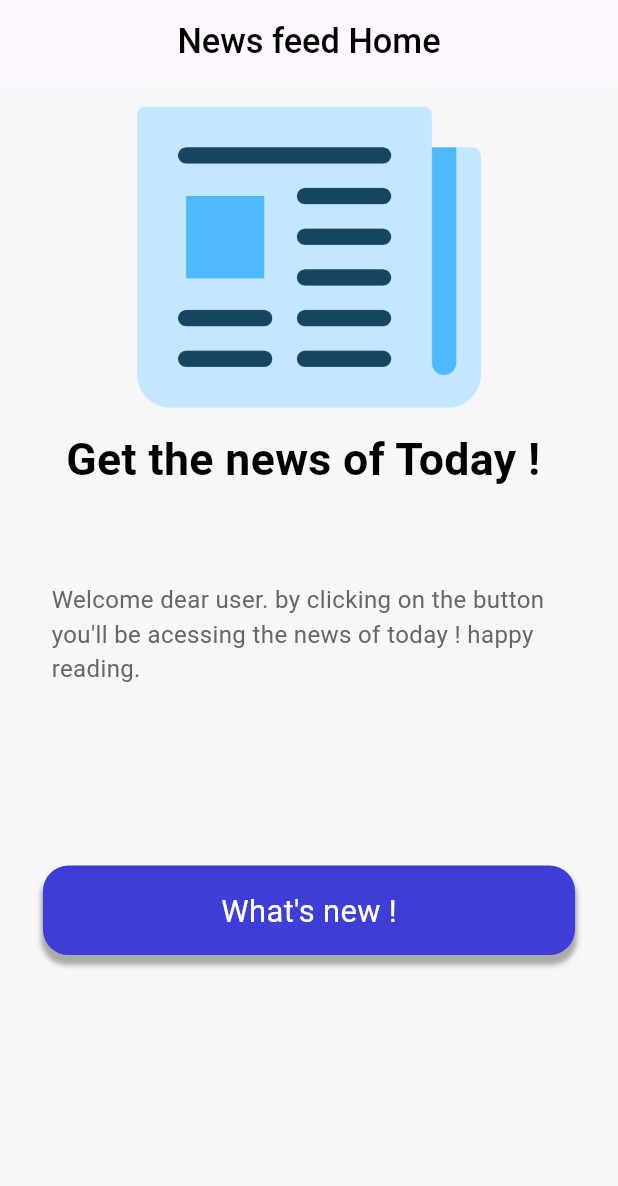
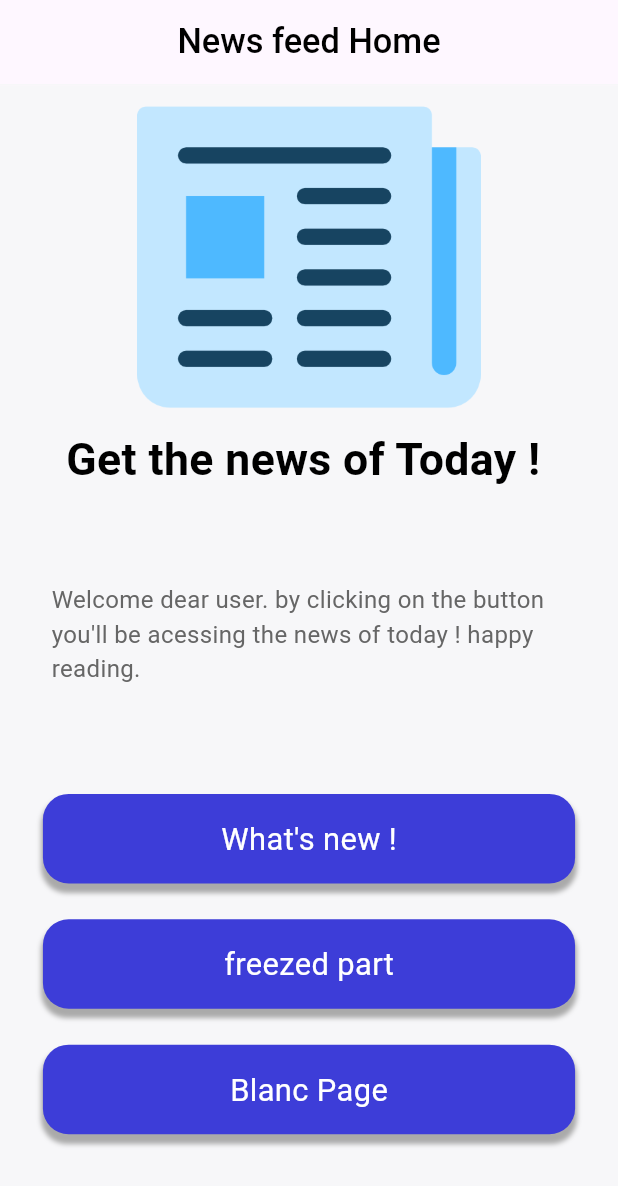
Before and after one commit to anes05/fake-api, a Flutter app: the screen it shows after launch, on a phone screen of 412 x 824 dp. Shown: the top 1186 px of the screen. Run offline on Flutter 3.47's test engine with Material 3 defaults, Android fonts, the phone set to English and light mode, and no system bars; our stand-ins replace auto_route, bloc, equatable, flutter_bloc, flutter_screenutil, fluttertoast and 1 more.

Commit message:
auto route done + bloc + freezed

```diff
--- a/lib/common_widgets/cummon_widgets.dart
+++ b/lib/common_widgets/cummon_widgets.dart
@@ -57,7 +57,7 @@ Widget pageBody(BuildContext context,String imagePath, String title,String subTi
       GestureDetector(
         onTap:func,
         child: Container(
-          margin: EdgeInsets.only(top:100.h,  left: 25.w, right: 25.w),
+          margin: EdgeInsets.only(top:60.h,  left: 25.w, right: 25.w),
           width: 325.w,
           height: 50.h,
           decoration: BoxDecoration(
--- a/lib/freezedPages/homePage/homePage.dart
+++ /dev/null
@@ -1,46 +0,0 @@
-import 'package:fake_api/common_widgets/appColors.dart';
-import 'package:fake_api/common_widgets/cummon_widgets.dart';
-import 'package:fake_api/freezedPages/newsPage/newsPage.dart';
-import 'package:fake_api/repo/newsRepo.dart';
-import 'package:flutter/cupertino.dart';
-import 'package:flutter/material.dart';
-import 'package:flutter_bloc/flutter_bloc.dart';
-import 'package:flutter_screenutil/flutter_screenutil.dart';
-
-class HomePage extends StatefulWidget {
-  const HomePage({super.key});
-
-  @override
-  State<HomePage> createState() => _HomePageState();
-}
-
-class _HomePageState extends State<HomePage> {
-  @override
-  Widget build(BuildContext context) {
-    return Container(
-      color: AppColors.primarySecondaryBackground,
-      child: Scaffold(
-        backgroundColor: AppColors.primarySecondaryBackground,
-        appBar: buildAppBar("News feed Home"),
-        body: pageBody(
-            context,
-            "assets/images/news.png",
-            "Get the news of Today ! ",
-            "Welcome dear user. by clicking on the button you'll be acessing the news of today ! happy reading.",
-            "What's new !",
-            (){
-              Navigator.of(context).push(
-                MaterialPageRoute(
-                  builder: (context) => RepositoryProvider(
-                    create: (context) => NewsRepository(),
-                    child: const NewsPage(),
-                  ),
-                ),
-              );
-            }
-
-        ),
-      ),
-    );
-  }
-}
--- a/lib/main.dart
+++ b/lib/main.dart
@@ -1,22 +1,48 @@
-import 'package:fake_api/freezedPages/homePage/homePage.dart';
-import 'package:fake_api/freezedPages/newsPage/newsPage.dart';
+/*import 'package:fake_api/freezedPages/homePage/homePage.dart';
+import 'package:fake_api/freezedPages/newsPage/newsPage.dart';*/
+import 'package:fake_api/pages/freezedPages/newsPage/bloc/news_page_bloc.dart';
+import 'package:fake_api/pages/homePage/homePage.dart';
+import 'package:fake_api/pages/newsPage/bloc/newsPage_bloc.dart';
 import 'package:fake_api/repo/newsRepo.dart';
+import 'package:fake_api/routes/app_router.dart';
 import 'package:flutter/material.dart';
 import 'package:flutter_bloc/flutter_bloc.dart';
 import 'package:flutter_screenutil/flutter_screenutil.dart';
 
 void main() {
-  runApp(const MyApp());
+  runApp(
+    MultiRepositoryProvider(
+      providers: [
+        RepositoryProvider<NewsRepository>(
+          create: (context) => NewsRepository(),
+        ),
+      ],
+      child: MultiBlocProvider(
+        providers: [
+          BlocProvider<NewsPageBloc>(
+            create: (context) => NewsPageBloc(
+              newsRepository: RepositoryProvider.of<NewsRepository>(context),
+            ),
+          ),
+          BlocProvider(create: (context)=> NewsBloc(RepositoryProvider.of<NewsRepository>(context))),
+        ],
+        child: MyApp(),
+      ),
+    ),
+  );
 }
 
 class MyApp extends StatelessWidget {
+
+
   const MyApp({super.key});
 
   // This widget is the root of your application.
   @override
   Widget build(BuildContext context) {
+    AppRouter appRouter= AppRouter();
     return ScreenUtilInit(
-      builder: (context, child) => MaterialApp(
+      builder: (context, child) => MaterialApp.router(
         debugShowCheckedModeBanner: false,
         title: 'Flutter Demo',
         theme: ThemeData(
@@ -26,9 +52,9 @@ class MyApp extends StatelessWidget {
           useMaterial3: true,
         ),
         //home: const MyHomePage(title: 'Fake News Home Page'),
-        home: const HomePage(),
-        routes: {"newsPage": (context) => const NewsPage()},
-      ),
+          routerConfig: appRouter.config(),
+      )
+        /*routes: {"newsPage": (context) => const NewsPage()},*/
     );
   }
 }
--- a/lib/pages/blancPage/blancPage.dart
+++ b/lib/pages/blancPage/blancPage.dart
@@ -1,7 +1,8 @@
+import 'package:auto_route/auto_route.dart';
 import 'package:fake_api/common_widgets/cummon_widgets.dart';
 import 'package:flutter/cupertino.dart';
 import 'package:flutter/material.dart';
-
+@RoutePage()
 class BlancPage extends StatelessWidget {
   const BlancPage({super.key});
 
@@ -9,7 +10,7 @@ class BlancPage extends StatelessWidget {
   Widget build(BuildContext context) {
     return Scaffold(
       appBar: buildAppBar("Blanc page"),
-      body: Text(
+      body: const Text(
         "this is a blanc page"
       )
 
--- a/lib/pages/homePage/homePage.dart
+++ b/lib/pages/homePage/homePage.dart
@@ -1,12 +1,17 @@
+import 'package:auto_route/auto_route.dart';
 import 'package:fake_api/common_widgets/appColors.dart';
 import 'package:fake_api/common_widgets/cummon_widgets.dart';
+import 'package:fake_api/pages/blancPage/blancPage.dart';
+import 'package:fake_api/pages/freezedPages/newsPage/newsPage.dart';
 import 'package:fake_api/pages/newsPage/newsPage.dart';
 import 'package:fake_api/repo/newsRepo.dart';
+import 'package:fake_api/routes/app_router.dart';
+import 'package:fake_api/routes/app_router.gr.dart';
 import 'package:flutter/cupertino.dart';
 import 'package:flutter/material.dart';
 import 'package:flutter_bloc/flutter_bloc.dart';
 import 'package:flutter_screenutil/flutter_screenutil.dart';
-
+@RoutePage()
 class HomePage extends StatefulWidget {
   const HomePage({super.key});
 
@@ -22,23 +27,103 @@ class _HomePageState extends State<HomePage> {
       child: Scaffold(
         backgroundColor: AppColors.primarySecondaryBackground,
         appBar: buildAppBar("News feed Home"),
-        body: pageBody(
+        body: SingleChildScrollView(
+          child: Column(
+            children: [
+              pageBody(
                   context,
                   "assets/images/news.png",
                   "Get the news of Today ! ",
                   "Welcome dear user. by clicking on the button you'll be acessing the news of today ! happy reading.",
                   "What's new !",
                   (){
-              Navigator.of(context).push(
+                    // Navigator.of(context).push(
+                    //   MaterialPageRoute(
+                    //     builder: (context) => RepositoryProvider(
+                    //       create: (context) => NewsRepository(),
+                    //       child: const NewsPage(),
+                    //     ),
+                    //   ),
+                    // );
+                    AutoRouter.of(context).push(const NewsRoute());
+                  }
+
+              ),
+              SizedBox(
+                child: GestureDetector(
+                  onTap:(){
+/*                    Navigator.of(context).push(
                         MaterialPageRoute(
                           builder: (context) => RepositoryProvider(
                             create: (context) => NewsRepository(),
-                    child: const NewsPage(),
+                            child: const NewsPageFreezed(),
+                          ),
+                        )
+                    );*/
+                  AutoRouter.of(context).push(const NewsRouteFreezed());
+                  },
+                  child: Container(
+                    margin: EdgeInsets.only(top:20.h,  left: 25.w, right: 25.w),
+                    width: 325.w,
+                    height: 50.h,
+                    decoration: BoxDecoration(
+                        color: AppColors.primaryElement,
+                        borderRadius: BorderRadius.all(Radius.circular(15.w)),
+                        boxShadow:const [
+                          BoxShadow(
+                              color: AppColors.primaryThirdElementText,
+                              spreadRadius: 1,
+                              blurRadius: 2,
+                              offset: Offset(0,5)
+                          )
+                        ]
+                    ),
+                    child: Center(
+                      child: Text("freezed part",
+                        style: TextStyle(
+                          color: AppColors.primaryElementText,
+                          fontSize: 18.sp,
+                          fontWeight: FontWeight.normal,
+                        ),),
                     ),
                   ),
-              );
-            }
+                ),
+              ),
+              SizedBox(
+                child: GestureDetector(
+                  onTap:(){
+                    AutoRouter.of(context).push(const BlancRoute());
+                  },
+                  child: Container(
+                    margin: EdgeInsets.only(top:20.h,  left: 25.w, right: 25.w),
+                    width: 325.w,
+                    height: 50.h,
+                    decoration: BoxDecoration(
+                        color: AppColors.primaryElement,
+                        borderRadius: BorderRadius.all(Radius.circular(15.w)),
+                        boxShadow:const [
+                          BoxShadow(
+                              color: AppColors.primaryThirdElementText,
+                              spreadRadius: 1,
+                              blurRadius: 2,
+                              offset: Offset(0,5)
+                          )
+                        ]
+                    ),
+                    child: Center(
+                      child: Text("Blanc Page",
+                        style: TextStyle(
+                          color: AppColors.primaryElementText,
+                          fontSize: 18.sp,
+                          fontWeight: FontWeight.normal,
+                        ),),
+                    ),
+                  ),
+                ),
+              ),
 
+            ],
+          ),
         ),
       ),
     );
--- a/lib/pages/newsPage/newsPage.dart
+++ b/lib/pages/newsPage/newsPage.dart
@@ -1,3 +1,4 @@
+import 'package:auto_route/auto_route.dart';
 import 'package:fake_api/common_widgets/appColors.dart';
 import 'package:fake_api/common_widgets/cummon_widgets.dart';
 import 'package:fake_api/models/newsModel.dart';
@@ -12,6 +13,7 @@ import 'package:flutter_bloc/flutter_bloc.dart';
 import 'package:flutter_screenutil/flutter_screenutil.dart';
 
 //import 'package:fake_api/repo/newsRepo.dart'
+@RoutePage()
 class NewsPage extends StatelessWidget {
   const NewsPage({super.key});
 
--- a/lib/routes/app_router.dart
+++ b/lib/routes/app_router.dart
@@ -1,11 +1,25 @@
 import 'package:auto_route/auto_route.dart';
-part 'app_router.gr.dart';
+import 'package:fake_api/pages/freezedPages/newsPage/bloc/news_page_bloc.dart';
+import 'package:fake_api/pages/homePage/homePage.dart';
+import 'package:fake_api/pages/newsPage/newsPage.dart';
+import 'package:fake_api/repo/newsRepo.dart';
+import 'app_router.gr.dart';
 
 @AutoRouterConfig()
-class AppRouter extends _$AppRouter{
+class AppRouter extends $AppRouter{
   @override
-  List<AutoRoute> get routes => [];
-
-
-
+  List<AutoRoute> get routes => [
+    AutoRoute(page: HomeRoute.page,initial: true),
+    AutoRoute(page: BlancRoute.page),
+    AutoRoute(page: NewsRouteFreezed.page,
+                guards: [NewsPageBlocGuard()]),
+    AutoRoute(page: NewsRoute.page),
+  ];
 }
+class NewsPageBlocGuard extends AutoRouteGuard {
+  @override
+  void onNavigation(NavigationResolver resolver, StackRouter router) {
+    final bloc = NewsPageBloc(newsRepository: NewsRepository());
+    resolver.next(true); // Allow navigation to proceed
+  }
+}
--- a/pubspec.yaml
+++ b/pubspec.yaml
@@ -34,7 +34,6 @@ dependencies:
   http:
   html:
   json_annotation:
-
 
   # The following adds the Cupertino Icons font to your application.
   # Use with the CupertinoIcons class for iOS style icons.
```
Also changed, not shown: lib/pages/freezedPages/newsPage/newsPage.dart (renamed from lib/freezedPages/newsPage/newsPage.dart, +6 -25 lines), lib/pages/freezedPages/newsDetails/newsDetails.dart (renamed from lib/freezedPages/newsDetails/newsDetails.dart), lib/pages/freezedPages/newsPage/bloc/news_page_bloc.dart (renamed from lib/freezedPages/newsPage/bloc/news_page_bloc.dart), lib/pages/freezedPages/newsPage/bloc/news_page_bloc.freezed.dart (renamed from lib/freezedPages/newsPage/bloc/news_page_bloc.freezed.dart), lib/pages/freezedPages/newsPage/bloc/news_page_event.dart (renamed from lib/freezedPages/newsPage/bloc/news_page_event.dart), lib/pages/freezedPages/newsPage/bloc/news_page_state.dart (renamed from lib/freezedPages/newsPage/bloc/news_page_state.dart), lib/routes/app_router.gr.dart. Lines whose indentation alone changed are shown as unchanged.
